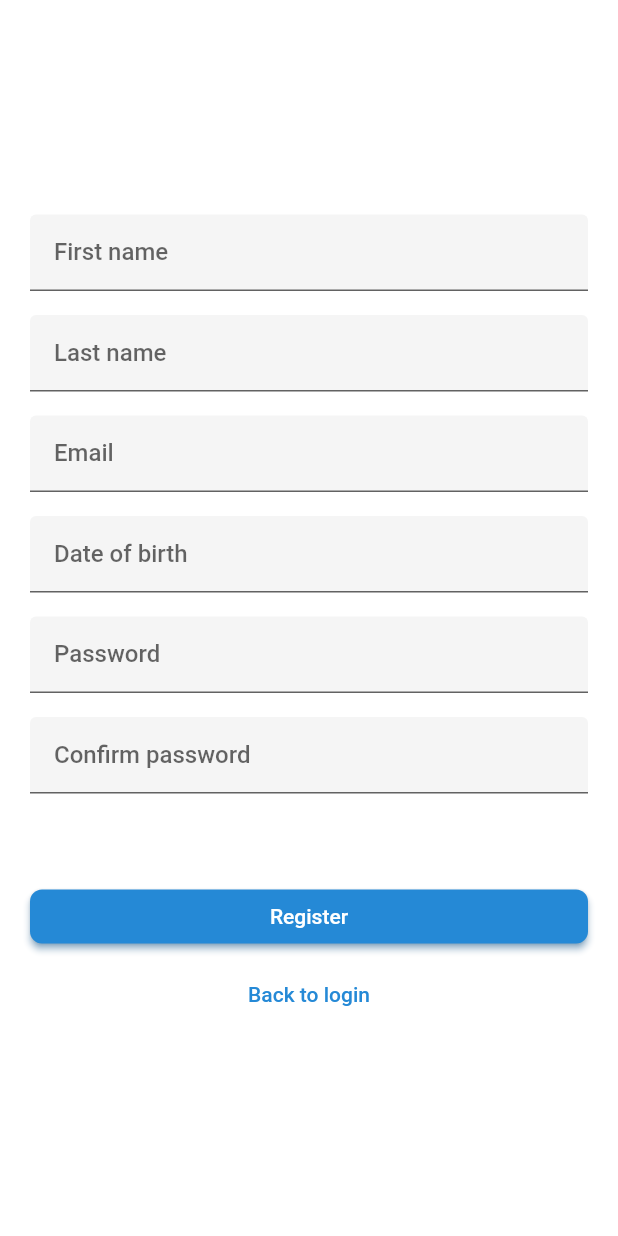
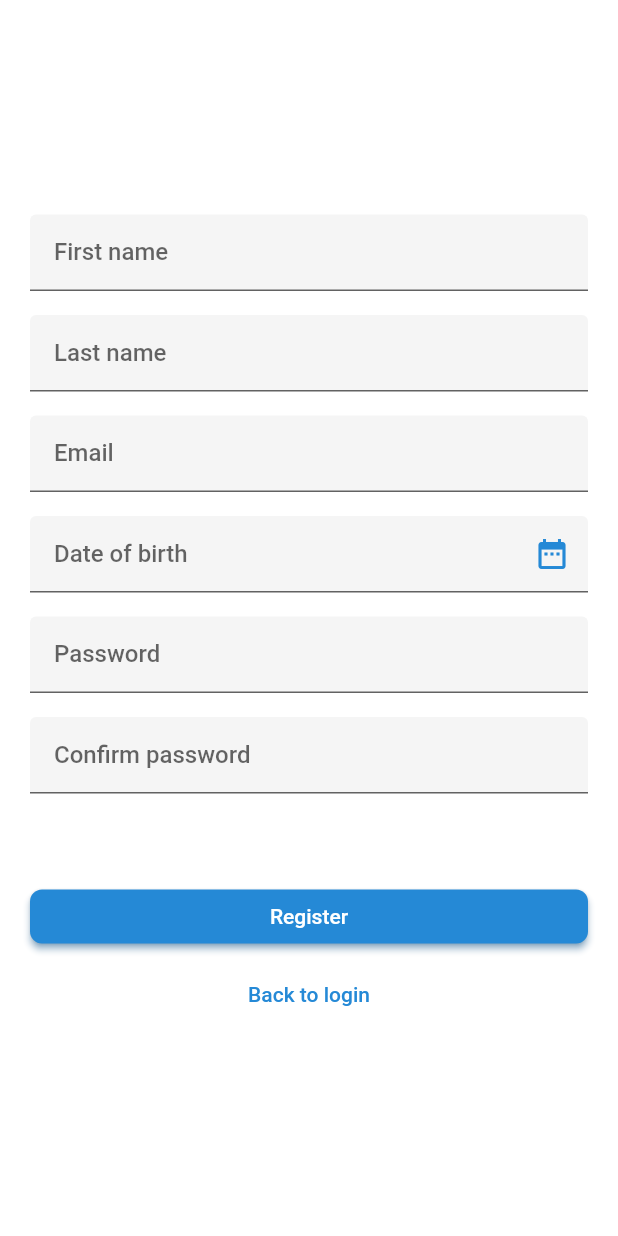
Before and after one commit to PC-Chair-Fight/project-frontend, a Flutter app: the screen it shows after launch, after a tap on "Login", after a tap on "Register", on a phone screen of 412 x 824 dp. Run offline on Flutter 3.47's test engine with Material 2 defaults, Android fonts, the phone set to English and light mode, and no system bars; our stand-ins replace dio, get_it, shared_preferences; missing offline and left inert: date_range_form_field.

Commit message:
Improved the auth flow

```diff
--- a/lib/modules/auth/widgets/login.widget.dart
+++ b/lib/modules/auth/widgets/login.widget.dart
@@ -7,6 +7,7 @@ import 'package:project/modules/job/screens/jobs_dashboard.screen.dart';
 import 'package:project/modules/shared/utils/validators.utils.dart';
 import 'package:project/modules/shared/widgets/app_logo.widget.dart';
 import 'package:project/modules/shared/widgets/labeled_divider.widget.dart';
+import 'package:project/modules/shared/widgets/loading_indicator.widget.dart';
 import 'package:provider/provider.dart';
 
 // Define a custom Form widget.
@@ -27,8 +28,6 @@ class LoginState extends State<Login> {
 
   @override
   void dispose() {
-    // Clean up the controller when the widget is removed from the
-    // widget tree.
     emailController.dispose();
     passwordController.dispose();
     super.dispose();
@@ -85,11 +84,10 @@ class LoginState extends State<Login> {
             SizedBox(height: ThemeConfig.of(context)!.largestSpacing),
             SizedBox(
               child: ElevatedButton(
-                onPressed: () => {
-                  _login(authProvider),
-                  Navigator.pushNamed(context, JobsDashboardScreen.route)
-                },
-                child: Text(S.of(context).LoginScreen_login_button),
+                onPressed: () => _login(authProvider),
+                child: authProvider.loading
+                    ? LoadingIndicator(type: LoadingIndicatorType.Button)
+                    : Text(S.of(context).LoginScreen_login_button),
               ),
             ),
             SizedBox(height: ThemeConfig.of(context)!.largeSpacing),
@@ -119,10 +117,12 @@ class LoginState extends State<Login> {
   }
 
   void _login(AuthProvider authProvider) {
-    if (_formKey.currentState?.validate() ?? false) {
+    if ((_formKey.currentState?.validate() ?? false) && !authProvider.loading) {
       authProvider
           .login(emailController.value.text, passwordController.value.text)
           .whenComplete(() {
+        if (authProvider.authToken != null)
+          Navigator.pushNamed(context, JobsDashboardScreen.route);
         ScaffoldMessenger.of(context).showSnackBar(
           SnackBar(
             backgroundColor: authProvider.error == null
--- a/lib/modules/auth/widgets/register.widget.dart
+++ b/lib/modules/auth/widgets/register.widget.dart
@@ -4,7 +4,9 @@ import 'package:intl/intl.dart';
 import 'package:project/config/theme.config.dart';
 import 'package:project/generated/l10n.dart';
 import 'package:project/modules/auth/providers/auth.provider.dart';
+import 'package:project/modules/job/screens/jobs_dashboard.screen.dart';
 import 'package:project/modules/shared/utils/validators.utils.dart';
+import 'package:project/modules/shared/widgets/loading_indicator.widget.dart';
 import 'package:provider/provider.dart';
 
 class Register extends StatefulWidget {
@@ -38,7 +40,7 @@ class _RegisterState extends State<Register> {
 
   @override
   Widget build(BuildContext context) {
-    final AuthProvider _authProvider = Provider.of<AuthProvider>(context);
+    final AuthProvider authProvider = Provider.of<AuthProvider>(context);
 
     return Form(
       key: _formKey,
@@ -92,6 +94,10 @@ class _RegisterState extends State<Register> {
               decoration: InputDecoration(
                 label: Text(
                     S.of(context).RegisterScreen_date_of_birth_input_label),
+                suffixIcon: Icon(
+                  Icons.date_range,
+                  color: ThemeConfig.of(context)!.primaryColor,
+                ),
               ),
             ),
             SizedBox(height: ThemeConfig.of(context)!.mediumSpacing),
@@ -138,10 +144,10 @@ class _RegisterState extends State<Register> {
             ),
             SizedBox(height: ThemeConfig.of(context)!.largestSpacing),
             ElevatedButton(
-              onPressed: () {
-                if (_formKey.currentState!.validate()) _register(_authProvider);
-              },
-              child: Text(S.of(context).RegisterScreen_register_button),
+              onPressed: () => _register(authProvider),
+              child: authProvider.loading
+                  ? LoadingIndicator(type: LoadingIndicatorType.Button)
+                  : Text(S.of(context).RegisterScreen_register_button),
             ),
             SizedBox(height: ThemeConfig.of(context)!.mediumSpacing),
             TextButton(
@@ -170,15 +176,17 @@ class _RegisterState extends State<Register> {
   }
 
   _register(AuthProvider authProvider) {
+    if ((_formKey.currentState?.validate() ?? false) && !authProvider.loading)
       authProvider
           .register(
               firstNameController.value.text,
               lastNameController.value.text,
               emailController.value.text,
               _selectedDate,
-      passwordController.value.text,
-    )
+              passwordController.value.text)
           .whenComplete(() {
+        if (authProvider.authToken != null)
+          Navigator.pushNamed(context, JobsDashboardScreen.route);
         ScaffoldMessenger.of(context).showSnackBar(
           SnackBar(
             backgroundColor: authProvider.error == null
@@ -197,7 +205,6 @@ class _RegisterState extends State<Register> {
             duration: Duration(seconds: 4),
           ),
         );
-      if (authProvider.error == null) Navigator.of(context).pop();
       });
   }
 }
```
Also changed, not shown: lib/core/interceptors/http_log.interceptor.dart (added, +35 -0 lines), lib/modules/shared/widgets/loading_indicator.widget.dart (added, +32 -0 lines), lib/config/dio.config.dart. Lines whose indentation alone changed are shown as unchanged.
